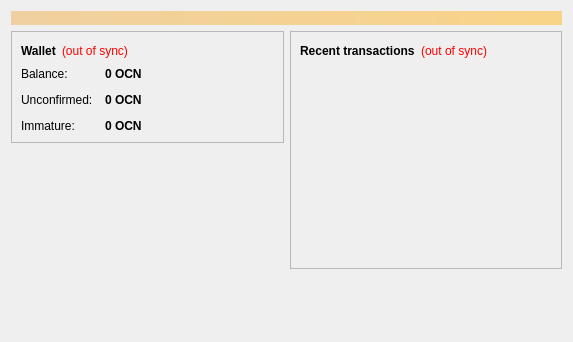
oceancoindev/oceancoin, file src/qt/forms/overviewpage.ui: the form before one commit.
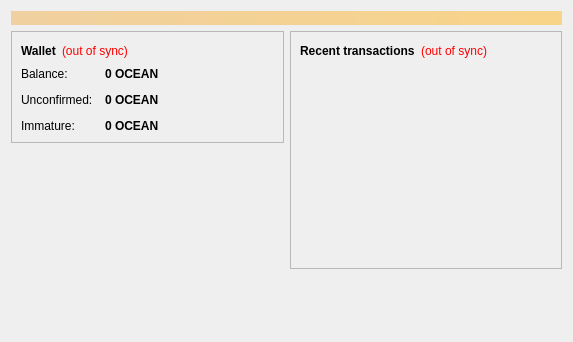
The form after the commit.

Commit message: set OCEAN name

Diff of the .ui file:
```diff
--- a/src/qt/forms/overviewpage.ui
+++ b/src/qt/forms/overviewpage.ui
@@ -122,7 +122,7 @@
                <string>Your current balance</string>
               </property>
               <property name="text">
-               <string notr="true">0 OCN</string>
+               <string notr="true">0 OCEAN</string>
               </property>
               <property name="textInteractionFlags">
                <set>Qt::LinksAccessibleByMouse|Qt::TextSelectableByKeyboard|Qt::TextSelectableByMouse</set>
@@ -151,7 +151,7 @@
                <string>Total of transactions that have yet to be confirmed, and do not yet count toward the current balance</string>
               </property>
               <property name="text">
-               <string notr="true">0 OCN</string>
+               <string notr="true">0 OCEAN</string>
               </property>
               <property name="textInteractionFlags">
                <set>Qt::LinksAccessibleByMouse|Qt::TextSelectableByKeyboard|Qt::TextSelectableByMouse</set>
@@ -177,7 +177,7 @@
                <string>Mined balance that has not yet matured</string>
               </property>
               <property name="text">
-               <string notr="true">0 OCN</string>
+               <string notr="true">0 OCEAN</string>
               </property>
               <property name="textInteractionFlags">
                <set>Qt::LinksAccessibleByMouse|Qt::TextSelectableByKeyboard|Qt::TextSelectableByMouse</set>
```
The commit also changes 3 other files.
